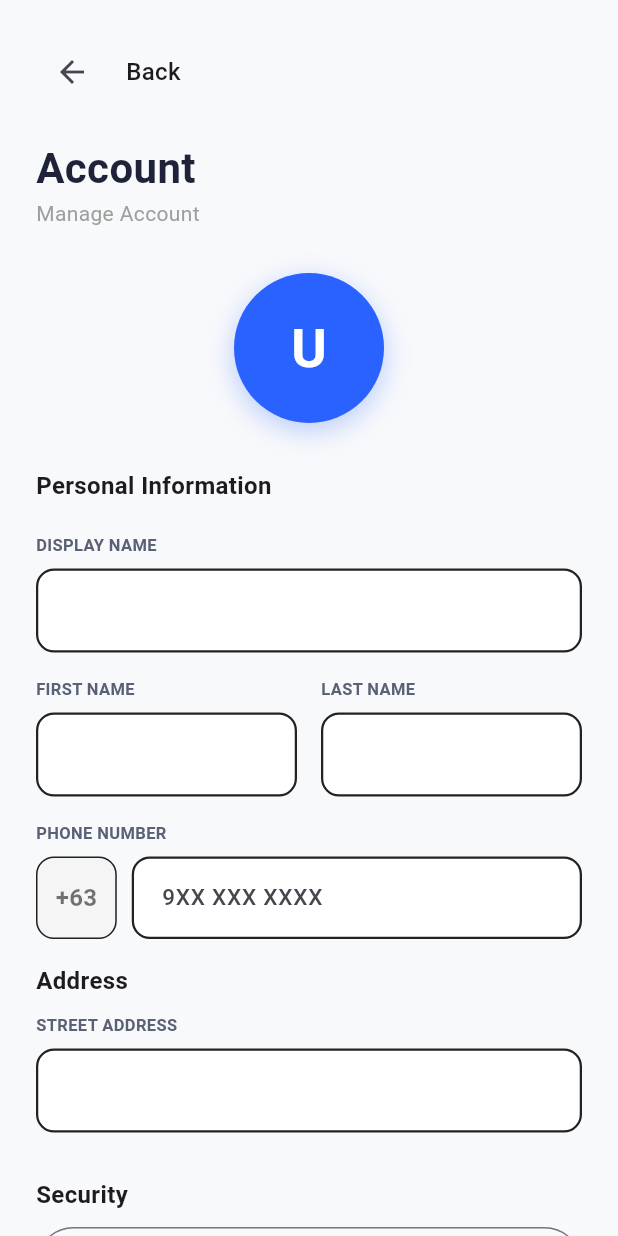
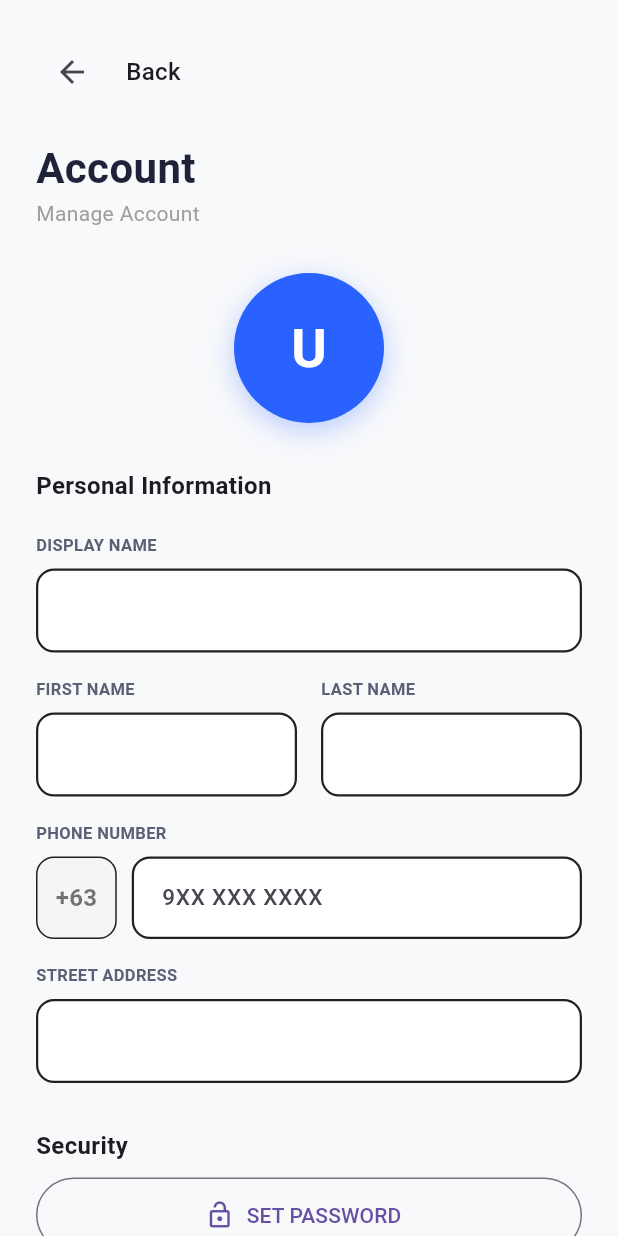
Before and after one commit to Alaric-Jeff/smart-rack-v2, a Flutter app: the EditProfileScreen screen opened directly, on a phone screen of 412 x 824 dp. Run offline on Flutter 3.47's test engine with Material 3 defaults, Android fonts, the phone set to English and light mode, and no system bars; our stand-ins replace cloud_firestore, firebase_auth, firebase_core, google_sign_in, shared_preferences; accounts and stored records are empty.

Commit message:
add validations in edit_profile

```diff
--- a/flutter_frontend/lib/edit_profile.dart
+++ b/flutter_frontend/lib/edit_profile.dart
@@ -37,7 +37,7 @@ class _EditProfileScreenState extends State<EditProfileScreen> {
     _contactNumberController = TextEditingController();
     _addressController = TextEditingController();
 
-    // LIVE UPDATE LISTENERS (For Avatar)
+    // LIVE UPDATE LISTENERS
     _displayNameController.addListener(() { if (mounted) setState(() {}); });
     _firstNameController.addListener(() { if (mounted) setState(() {}); });
     _lastNameController.addListener(() { if (mounted) setState(() {}); });
@@ -55,21 +55,16 @@ class _EditProfileScreenState extends State<EditProfileScreen> {
     super.dispose();
   }
 
-  // --- UPDATED AVATAR INITIALS HELPER ---
-  // Priority: Display Name -> First/Last Name -> "U"
+  // --- AVATAR INITIALS HELPER ---
   String _getInitials() {
-    // 1. Try Display Name first
     String display = _displayNameController.text.trim();
     if (display.isNotEmpty) {
       List<String> parts = display.split(RegExp(r'\s+'));
       String first = parts[0][0];
       String last = parts.length > 1 ? parts[1][0] : "";
-      // If display name is just one word (e.g. "Kirby"), return "K"
-      // If "Kirby Gabayno", return "KG"
       return (first + last).toUpperCase();
     }
 
-    // 2. Fallback to First + Last Name
     String first = _firstNameController.text.trim();
     String last = _lastNameController.text.trim();
     String firstLetter = first.isNotEmpty ? first[0] : "";
@@ -96,11 +91,12 @@ class _EditProfileScreenState extends State<EditProfileScreen> {
           _firstNameController.text = data['firstName'] ?? '';
           _lastNameController.text = data['lastName'] ?? '';
 
-          // SMART PHONE NUMBER PARSING
           String rawPhone = data['contactNumber'] ?? '';
           if (rawPhone.startsWith('+63')) {
              _contactNumberController.text = rawPhone.substring(3);
           } else if (rawPhone.startsWith('09')) {
+             _contactNumberController.text = rawPhone.substring(1);
+          } else if (rawPhone.startsWith('0')) {
              _contactNumberController.text = rawPhone.substring(1);
           } else {
              _contactNumberController.text = rawPhone;
@@ -150,17 +146,11 @@ class _EditProfileScreenState extends State<EditProfileScreen> {
       if (user == null) return;
 
       final Map<String, dynamic> updates = {};
-      if (_displayNameController.text.trim().isNotEmpty) updates['displayName'] = _displayNameController.text.trim();
-      if (_firstNameController.text.trim().isNotEmpty) updates['firstName'] = _firstNameController.text.trim();
-      if (_lastNameController.text.trim().isNotEmpty) updates['lastName'] = _lastNameController.text.trim();
-
-      // SAVE PHONE NUMBER WITH +63 PREFIX
-      if (_contactNumberController.text.trim().isNotEmpty) {
-        updates['contactNumber'] = "+63${_contactNumberController.text.trim()}";
-      }
-
-      if (_addressController.text.trim().isNotEmpty) updates['address'] = _addressController.text.trim();
-
+      updates['displayName'] = _displayNameController.text.trim();
+      updates['firstName'] = _firstNameController.text.trim();
+      updates['lastName'] = _lastNameController.text.trim();
+      updates['contactNumber'] = "+63${_contactNumberController.text.trim()}";
+      updates['address'] = _addressController.text.trim();
       updates['updatedAt'] = FieldValue.serverTimestamp();
 
       await _firestore.collection('users').doc(user.uid).update(updates);
@@ -178,7 +168,7 @@ class _EditProfileScreenState extends State<EditProfileScreen> {
     }
   }
 
-  // --- PASSWORD LOGIC ---
+  // --- Password & Account Logic (Untouched) ---
   void _changePassword() {
     showDialog(context: context, builder: (context) => _PasswordDialog(
         hasPassword: _hasPassword,
@@ -274,23 +264,13 @@ class _EditProfileScreenState extends State<EditProfileScreen> {
                 const Text("Manage Account", style: TextStyle(fontSize: 14, color: Colors.grey)),
                 const SizedBox(height: 30),
 
-                // --- AVATAR (Updated to prioritize Initials) ---
+                // --- AVATAR ---
                 Center(
                   child: Container(
-                    width: 100,
-                    height: 100,
-                    decoration: BoxDecoration(
-                      color: const Color(0xFF2962FF),
-                      shape: BoxShape.circle,
-                      boxShadow: [BoxShadow(color: const Color(0xFF2962FF).withOpacity(0.3), blurRadius: 15, offset: const Offset(0, 5))],
-                    ),
+                    width: 100, height: 100,
+                    decoration: BoxDecoration(color: const Color(0xFF2962FF), shape: BoxShape.circle, boxShadow: [BoxShadow(color: const Color(0xFF2962FF).withOpacity(0.3), blurRadius: 15, offset: const Offset(0, 5))]),
                     alignment: Alignment.center,
-                    // REMOVED logic that checks for _photoUrl.
-                    // Now strictly uses Initials from the text boxes.
-                    child: Text(
-                      _getInitials(),
-                      style: const TextStyle(fontSize: 36, fontWeight: FontWeight.bold, color: Colors.white, letterSpacing: 2)
-                    ),
+                    child: Text(_getInitials(), style: const TextStyle(fontSize: 36, fontWeight: FontWeight.bold, color: Colors.white, letterSpacing: 2)),
                   ),
                 ),
                 const SizedBox(height: 30),
@@ -298,35 +278,35 @@ class _EditProfileScreenState extends State<EditProfileScreen> {
                 const Text("Personal Information", style: TextStyle(fontSize: 16, fontWeight: FontWeight.bold)),
                 const SizedBox(height: 20),
 
-                // --- 1. DISPLAY NAME WITH REGEX ---
+                // --- 1. DISPLAY NAME ---
                 _buildTextField(
                   "DISPLAY NAME",
                   _displayNameController,
                   validator: (val) {
-                    if (val == null || val.isEmpty) return "Required";
-                    if (val.length < 3) return "Too short (min 3)";
-                    if (val.length > 25) return "Too long (max 25)";
-                    if (!RegExp(r'^[a-zA-Z0-9 ._]+$').hasMatch(val)) {
-                      return "No special symbols allowed";
-                    }
+                    if (val == null || val.trim().isEmpty) return "Cannot be empty";
+                    if (val.length < 3) return "Too short (min 3 chars)";
+                    if (val.length > 25) return "Too long (max 25 chars)";
                     return null;
-                  }
+                  },
+                  // Display name can have numbers/special chars if user wants, but you can restrict it if you prefer.
+                  // I'll leave it flexible, but strict on First/Last Name below.
                 ),
                 const SizedBox(height: 16),
 
-                // --- 2. FIRST & LAST NAME WITH REGEX ---
+                // --- 2. FIRST & LAST NAME (RESTRICTED INPUT) ---
                 Row(
                   children: [
                     Expanded(
                       child: _buildTextField(
                         "FIRST NAME",
                         _firstNameController,
+                        // --- RESTRICTION: Only letters, space, dot, hyphen ---
+                        inputFormatters: [
+                          FilteringTextInputFormatter.allow(RegExp(r'[a-zA-Z .-]')),
+                        ],
                         validator: (val) {
-                          if (val == null || val.isEmpty) return "Required";
+                          if (val == null || val.trim().isEmpty) return "Required";
                           if (val.length < 2) return "Too short";
-                          if (!RegExp(r'^[a-zA-Z .-]+$').hasMatch(val)) {
-                            return "Letters only";
-                          }
                           return null;
                         }
                       )
@@ -336,12 +316,13 @@ class _EditProfileScreenState extends State<EditProfileScreen> {
                       child: _buildTextField(
                         "LAST NAME",
                         _lastNameController,
+                        // --- RESTRICTION: Only letters, space, dot, hyphen ---
+                        inputFormatters: [
+                          FilteringTextInputFormatter.allow(RegExp(r'[a-zA-Z .-]')),
+                        ],
                         validator: (val) {
-                          if (val == null || val.isEmpty) return "Required";
+                          if (val == null || val.trim().isEmpty) return "Required";
                           if (val.length < 2) return "Too short";
-                          if (!RegExp(r'^[a-zA-Z .-]+$').hasMatch(val)) {
-                            return "Letters only";
-                          }
                           return null;
                         }
                       )
@@ -350,42 +331,31 @@ class _EditProfileScreenState extends State<EditProfileScreen> {
                 ),
                 const SizedBox(height: 16),
 
-                // --- 3. PHONE NUMBER (UX OPTIMIZED) ---
+                // --- 3. PHONE NUMBER ---
                 Column(
                   crossAxisAlignment: CrossAxisAlignment.start,
                   children: [
                     const Text("PHONE NUMBER", style: TextStyle(fontSize: 11, fontWeight: FontWeight.bold, color: Color(0xFF5A6175))),
                     const SizedBox(height: 8),
                     Row(
+                      crossAxisAlignment: CrossAxisAlignment.start,
                       children: [
                         Container(
                           height: 55,
                           padding: const EdgeInsets.symmetric(horizontal: 12),
-                          decoration: BoxDecoration(
-                            color: Colors.grey.shade100,
-                            borderRadius: BorderRadius.circular(12),
-                            border: Border.all(color: Colors.black87, width: 1.0),
-                          ),
-                          child: const Center(
-                            child: Text("+63", style: TextStyle(fontWeight: FontWeight.bold, fontSize: 16, color: Colors.black54)),
-                          ),
+                          decoration: BoxDecoration(color: Colors.grey.shade100, borderRadius: BorderRadius.circular(12), border: Border.all(color: Colors.black87, width: 1.0)),
+                          child: const Center(child: Text("+63", style: TextStyle(fontWeight: FontWeight.bold, fontSize: 16, color: Colors.black54))),
                         ),
                         const SizedBox(width: 10),
                         Expanded(
                           child: TextFormField(
                             controller: _contactNumberController,
                             keyboardType: TextInputType.phone,
-                            maxLength: 10,
-                            inputFormatters: [
-                              FilteringTextInputFormatter.digitsOnly,
-                              LengthLimitingTextInputFormatter(10),
-                            ],
+                            inputFormatters: [FilteringTextInputFormatter.digitsOnly, LengthLimitingTextInputFormatter(10)],
+                            autovalidateMode: AutovalidateMode.onUserInteraction,
                             style: const TextStyle(fontWeight: FontWeight.w500, fontSize: 15),
                             decoration: InputDecoration(
-                              counterText: "",
-                              hintText: "9XX XXX XXXX",
-                              filled: true,
-                              fillColor: Colors.white,
+                              hintText: "9XX XXX XXXX", filled: true, fillColor: Colors.white,
                               contentPadding: const EdgeInsets.symmetric(horizontal: 16, vertical: 16),
                               enabledBorder: OutlineInputBorder(borderRadius: BorderRadius.circular(12), borderSide: const BorderSide(color: Colors.black87, width: 1.5)),
                               focusedBorder: OutlineInputBorder(borderRadius: BorderRadius.circular(12), borderSide: const BorderSide(color: Color(0xFF2962FF), width: 2)),
@@ -393,7 +363,7 @@ class _EditProfileScreenState extends State<EditProfileScreen> {
                               focusedErrorBorder: OutlineInputBorder(borderRadius: BorderRadius.circular(12), borderSide: const BorderSide(color: Colors.red, width: 2)),
                             ),
                             validator: (value) {
-                              if (value == null || value.isEmpty) return null;
+                              if (value == null || value.isEmpty) return "Required";
                               if (!value.startsWith('9')) return "Must start with 9";
                               if (value.length != 10) return "Must be 10 digits";
                               return null;
@@ -407,15 +377,13 @@ class _EditProfileScreenState extends State<EditProfileScreen> {
 
                 const SizedBox(height: 16),
 
-                // --- 4. ADDRESS (REQUIRED) ---
-                const Text("Address", style: TextStyle(fontSize: 16, fontWeight: FontWeight.bold)),
-                const SizedBox(height: 10),
+                // --- 4. ADDRESS ---
                 _buildTextField(
                   "Street Address",
                   _addressController,
                   validator: (val) {
-                    if (val == null || val.trim().isEmpty) return "Address is required";
-                    if (val.length > 150) return "Address too long";
+                    if (val == null || val.trim().isEmpty) return "Required";
+                    if (val.length < 5) return "Invalid address";
                     return null;
                   },
                 ),
@@ -451,7 +419,16 @@ class _EditProfileScreenState extends State<EditProfileScreen> {
     );
   }
 
-  Widget _buildTextField(String label, TextEditingController controller, {String? Function(String?)? validator}) {
+  // --- UPDATED HELPER WIDGET ---
+  // Now accepts 'inputFormatters' to block characters
+  Widget _buildTextField(
+    String label,
+    TextEditingController controller,
+    {
+      String? Function(String?)? validator,
+      List<TextInputFormatter>? inputFormatters, // NEW PARAMETER
+    }
+  ) {
     return Column(
       crossAxisAlignment: CrossAxisAlignment.start,
       children: [
@@ -460,6 +437,7 @@ class _EditProfileScreenState extends State<EditProfileScreen> {
         TextFormField(
           controller: controller,
           validator: validator,
+          inputFormatters: inputFormatters, // PASSED HERE
           autovalidateMode: AutovalidateMode.onUserInteraction,
           decoration: InputDecoration(
             filled: true, fillColor: Colors.white,
--- a/flutter_frontend/lib/main.dart
+++ b/flutter_frontend/lib/main.dart
@@ -94,7 +94,7 @@ class _LoginPageState extends State<LoginPage> {
         setState(() => _isLoading = false);
         _showSnackBar('Welcome back!', Colors.green);
 
-        // Navigate to home screen
+        // Navigate to home screen11
         Navigator.pushReplacement(
           context,
           MaterialPageRoute(builder: (context) => const HomeScreen()),
```
